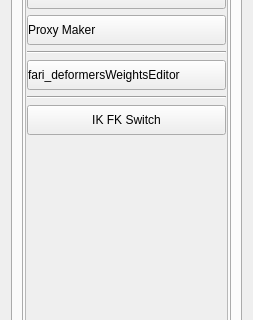
This is UI/Helpers/Helpers.ui in RenderDeMartes/Mutant_Tools as Qt 5 draws it before an edit; both pictures show x 0 to 253 and y 132 to 452 of the 253 by 845 pixel window. The edited form follows.
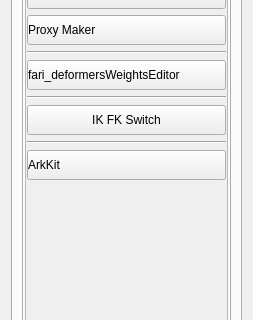
This is the edited form. The open tabs and pages were chosen to show the change.

Commit message:
Add ArkKit blendshape tool, launch from Helpers Other tab
Wraps ArkKit (52 ARKit facial blendshape authoring tool) in the Mutant
frameless window so it matches the rest of the toolset, and adds a
launcher button + reference-site link under Helpers > Other.

Patch:
```diff
--- a/UI/Helpers/Helpers.ui
+++ b/UI/Helpers/Helpers.ui
@@ -2628,6 +2628,32 @@
                    </property>
                   </widget>
                  </item>
+                 <item>
+                  <widget class="Line" name="line_arkkit">
+                   <property name="orientation">
+                    <enum>Qt::Horizontal</enum>
+                   </property>
+                  </widget>
+                 </item>
+                 <item>
+                  <widget class="QPushButton" name="arkkit_btn">
+                   <property name="minimumSize">
+                    <size>
+                     <width>0</width>
+                     <height>30</height>
+                    </size>
+                   </property>
+                   <property name="styleSheet">
+                    <string notr="true">text-align: left;</string>
+                   </property>
+                   <property name="text">
+                    <string>ArkKit</string>
+                   </property>
+                   <property name="toolTip">
+                    <string>Author the 52 ARKit facial blendshapes from a face rig.</string>
+                   </property>
+                  </widget>
+                 </item>
                  <item>
                   <spacer name="verticalSpacer_11">
                    <property name="orientation">
```
The commit also changes 12 other files.
